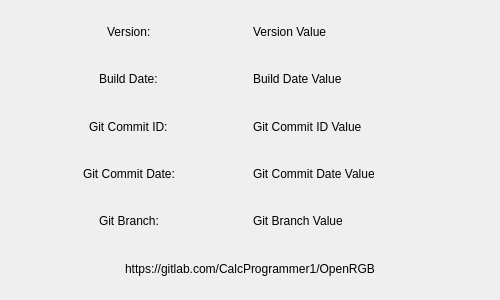
Before: the Qt Designer form qt/OpenRGBSoftwareInfoPage.ui in CalcProgrammer1/OpenRGB, drawn with Qt 5.
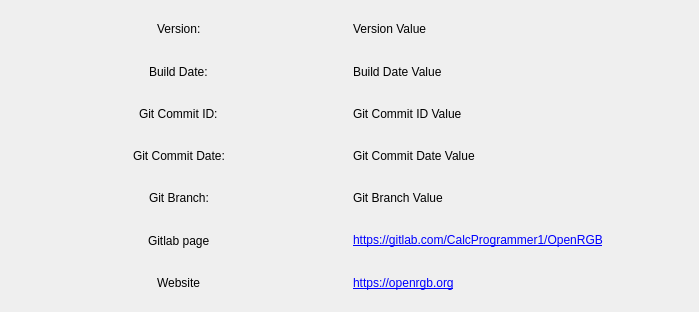
After: the same form once the commit is applied.

Commit message: Software info: add website link, make links clickable

Patch:
```diff
--- a/qt/OpenRGBSoftwareInfoPage.ui
+++ b/qt/OpenRGBSoftwareInfoPage.ui
@@ -6,8 +6,8 @@
    <rect>
     <x>0</x>
     <y>0</y>
-    <width>500</width>
-    <height>300</height>
+    <width>699</width>
+    <height>312</height>
    </rect>
   </property>
   <property name="windowTitle">
@@ -84,13 +84,43 @@
      </property>
     </widget>
    </item>
-   <item row="5" column="0" colspan="2">
-    <widget class="QLabel" name="LinkLabel">
+   <item row="5" column="0" alignment="Qt::AlignHCenter">
+    <widget class="QLabel" name="GitlabLinkLabel">
      <property name="text">
-      <string>https://gitlab.com/CalcProgrammer1/OpenRGB</string>
+      <string>Gitlab page</string>
      </property>
-     <property name="alignment">
-      <set>Qt::AlignCenter</set>
+    </widget>
+   </item>
+   <item row="6" column="0" alignment="Qt::AlignHCenter">
+    <widget class="QLabel" name="WebsiteLinkLabel">
+     <property name="text">
+      <string>Website</string>
+     </property>
+    </widget>
+   </item>
+   <item row="6" column="1">
+    <widget class="QLabel" name="WebsiteLinkValue">
+     <property name="text">
+      <string>&lt;a href=&quot;https://openrgb.org&quot;&gt;https://openrgb.org&lt;/a&gt;</string>
+     </property>
+     <property name="textFormat">
+      <enum>Qt::RichText</enum>
+     </property>
+     <property name="openExternalLinks">
+      <bool>true</bool>
+     </property>
+    </widget>
+   </item>
+   <item row="5" column="1">
+    <widget class="QLabel" name="GitlabLinkValue">
+     <property name="text">
+      <string>&lt;a href=&quot;https://gitlab.com/CalcProgrammer1/OpenRGB&quot;&gt;https://gitlab.com/CalcProgrammer1/OpenRGB&lt;/a&gt;</string>
+     </property>
+     <property name="textFormat">
+      <enum>Qt::RichText</enum>
+     </property>
+     <property name="openExternalLinks">
+      <bool>true</bool>
      </property>
     </widget>
    </item>
```
Left out of the diff: 42 changed lines with no effect on the pictures.
